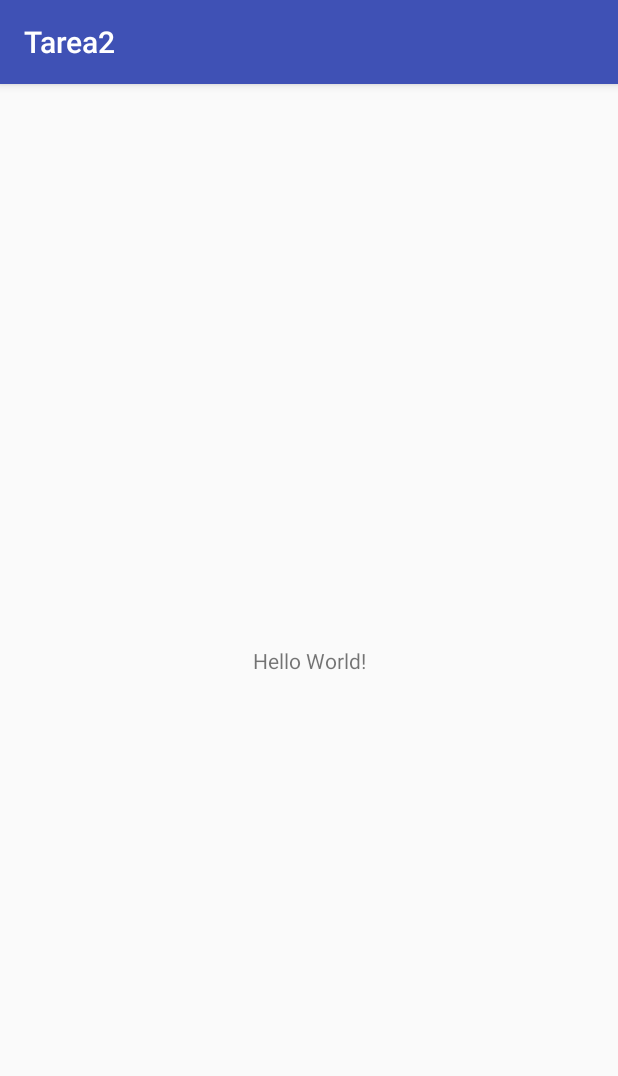
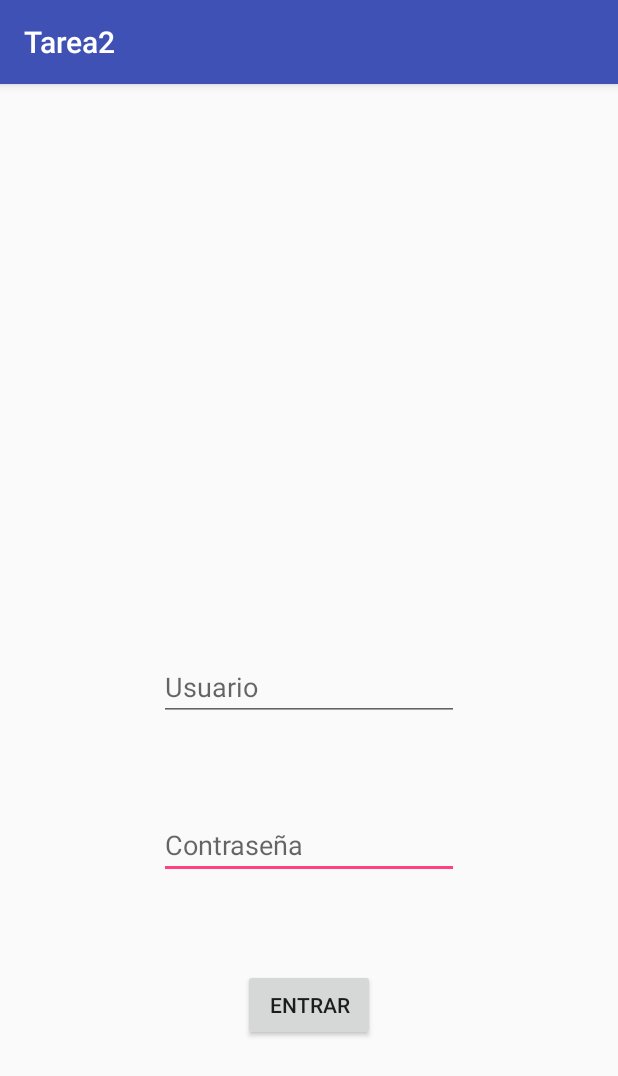
Before and after one commit to charlie83Gs/Tarea2Android, an Android app: the screen it shows after launch (LoginActivity), on a phone screen of 412 x 824 dp. Shown: the top 1076 px of the screen. Run offline under Robolectric (Android 15) with nearby library versions, the phone set to English and light mode, and no system bars.

Commit message:
Login y algunas clases

```diff
--- a/app/build.gradle
+++ b/app/build.gradle
@@ -2,7 +2,7 @@ apply plugin: 'com.android.application'
 
 android {
     compileSdkVersion 26
-    buildToolsVersion "26.0.1"
+    buildToolsVersion '27.0.3'
     defaultConfig {
         applicationId "cr.ac.tec.tarea2"
         minSdkVersion 15
--- /dev/null
+++ b/app/src/main/java/cr/ac/tec/tarea2/Dominio/Almacenamiento.java
@@ -0,0 +1,4 @@
+package cr.ac.tec.tarea2.Dominio;
+
+public class Almacenamiento {
+}
--- a/app/src/main/java/cr/ac/tec/tarea2/LoginActivity.java
+++ b/app/src/main/java/cr/ac/tec/tarea2/LoginActivity.java
@@ -2,14 +2,25 @@ package cr.ac.tec.tarea2;
 
 import android.support.v7.app.AppCompatActivity;
 import android.os.Bundle;
+import android.view.View;
+import android.widget.EditText;
 
 public class LoginActivity extends AppCompatActivity {
+    private EditText username;
+    private EditText password;
 
     @Override
     protected void onCreate(Bundle savedInstanceState) {
-
         super.onCreate(savedInstanceState);
         setContentView(R.layout.activity_login);
 
+
+        username = (EditText)findViewById(R.id.edt_LoginName);
+        password = (EditText)findViewById(R.id.edt_LoginPassword);
+    }
+
+    public void login(View view){
+        String name = username.getText().toString();
+        String pass = password.getText().toString();
     }
 }
--- a/app/src/main/res/layout/activity_login.xml
+++ b/app/src/main/res/layout/activity_login.xml
@@ -6,13 +6,60 @@
     android:layout_height="match_parent"
     tools:context="cr.ac.tec.tarea2.LoginActivity">
 
-    <TextView
+    <EditText
+        android:id="@+id/edt_LoginPassword"
+        android:layout_width="200dp"
+        android:layout_height="wrap_content"
+        android:layout_marginBottom="60dp"
+        android:layout_marginEnd="90dp"
+        android:layout_marginLeft="90dp"
+        android:layout_marginRight="90dp"
+        android:layout_marginStart="90dp"
+        android:hint="Contraseña"
+        android:inputType="textPassword"
+        app:layout_constraintBottom_toTopOf="@+id/btn_LoginLogin"
+        app:layout_constraintEnd_toEndOf="parent"
+        app:layout_constraintStart_toStartOf="parent" />
+
+    <EditText
+        android:id="@+id/edt_LoginName"
+        android:layout_width="200dp"
+        android:layout_height="wrap_content"
+        android:layout_marginBottom="60dp"
+        android:layout_marginEnd="90dp"
+        android:layout_marginLeft="90dp"
+        android:layout_marginRight="90dp"
+        android:layout_marginStart="90dp"
+        android:hint="Usuario"
+        app:layout_constraintBottom_toTopOf="@+id/edt_LoginPassword"
+        app:layout_constraintEnd_toEndOf="parent"
+        app:layout_constraintStart_toStartOf="parent" />
+
+    <Button
+        android:id="@+id/btn_LoginLogin"
         android:layout_width="wrap_content"
         android:layout_height="wrap_content"
-        android:text="Hello World!"
+        android:layout_marginBottom="130dp"
+        android:layout_marginEnd="150dp"
+        android:layout_marginLeft="150dp"
+        android:layout_marginRight="150dp"
+        android:layout_marginStart="150dp"
+        android:onClick="login"
+        android:text="@string/Login"
         app:layout_constraintBottom_toBottomOf="parent"
-        app:layout_constraintLeft_toLeftOf="parent"
-        app:layout_constraintRight_toRightOf="parent"
+        app:layout_constraintEnd_toEndOf="parent"
+        app:layout_constraintStart_toStartOf="parent" />
+
+    <TextView
+        android:id="@+id/txv_LoginNotificacion"
+        android:layout_width="wrap_content"
+        android:layout_height="wrap_content"
+        android:layout_marginEnd="150dp"
+        android:layout_marginLeft="150dp"
+        android:layout_marginRight="150dp"
+        android:layout_marginStart="150dp"
+        android:layout_marginTop="30dp"
+        app:layout_constraintEnd_toEndOf="parent"
+        app:layout_constraintStart_toStartOf="parent"
         app:layout_constraintTop_toTopOf="parent" />
-
 </android.support.constraint.ConstraintLayout>
--- a/app/src/main/res/values/strings.xml
+++ b/app/src/main/res/values/strings.xml
@@ -1,3 +1,4 @@
 <resources>
     <string name="app_name">Tarea2</string>
+    <string name="Login">Entrar</string>
 </resources>
--- a/build.gradle
+++ b/build.gradle
@@ -3,9 +3,10 @@
 buildscript {
     repositories {
         jcenter()
+        google()
     }
     dependencies {
-        classpath 'com.android.tools.build:gradle:2.3.3'
+        classpath 'com.android.tools.build:gradle:3.1.4'
 
         // NOTE: Do not place your application dependencies here; they belong
         // in the individual module build.gradle files
```
Also changed, not shown: app/src/main/java/cr/ac/tec/tarea2/Dominio/Sesion.java (added, +28 -0 lines), app/src/main/java/cr/ac/tec/tarea2/Dominio/Usuario.java (added, +58 -0 lines), gradle/wrapper/gradle-wrapper.properties, 1 other file.
